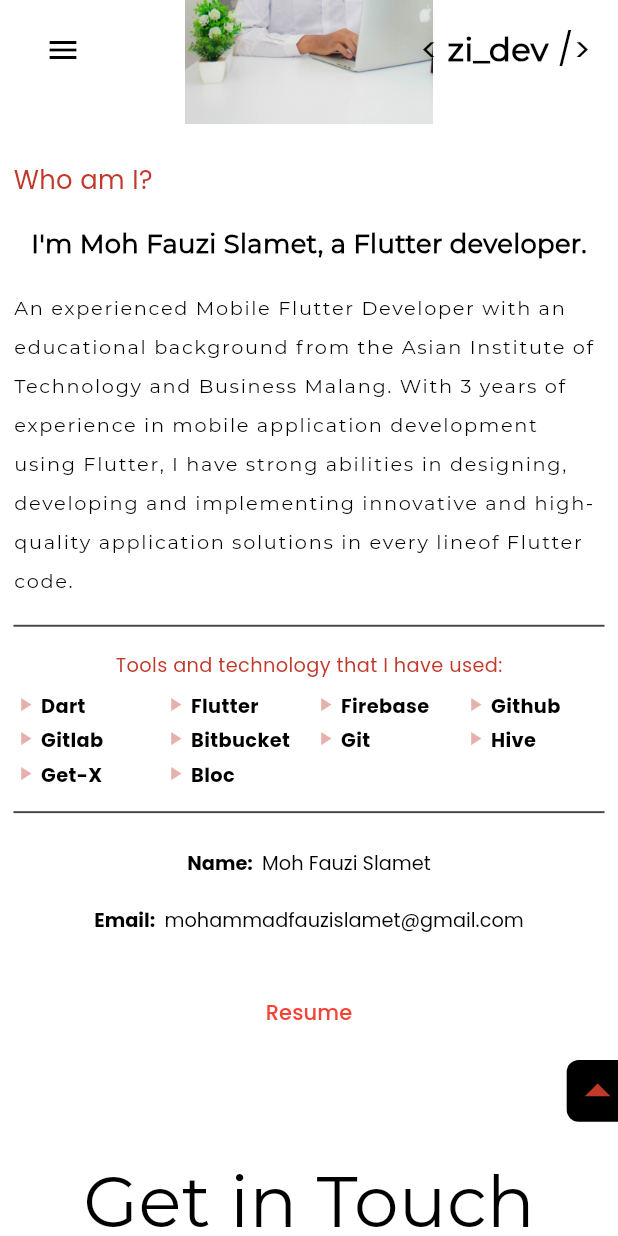
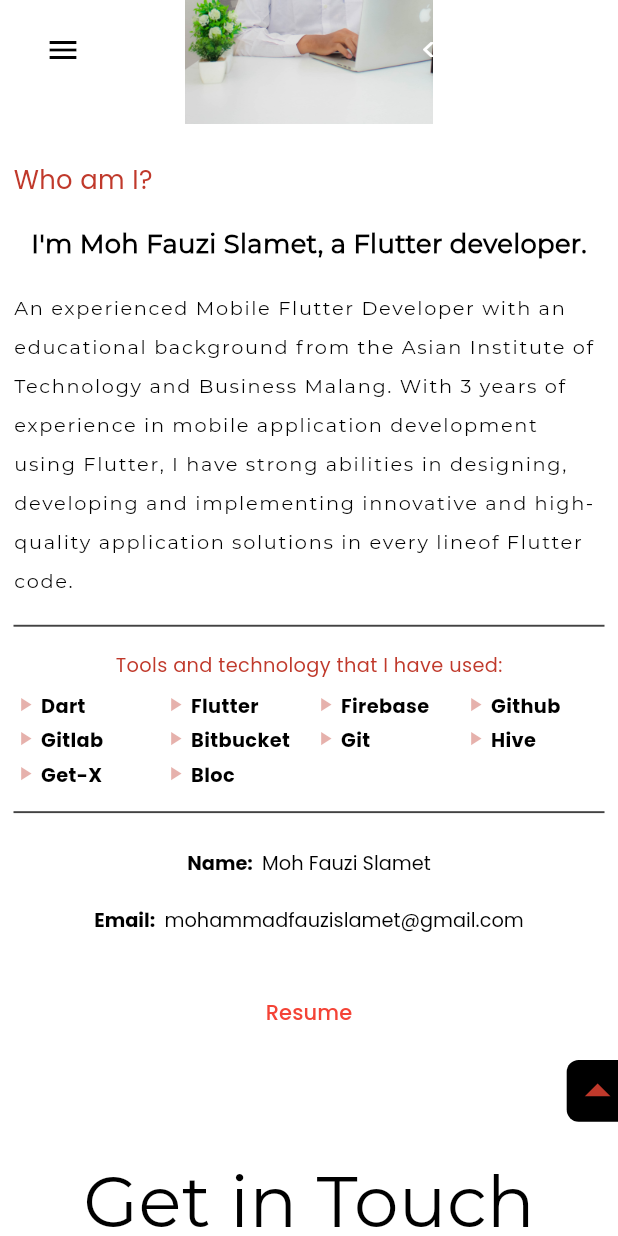
Before and after one commit to MohFauziSlamet/zi_dev_web, a Flutter app: the screen it shows after launch, scrolled down 1152 dp, on a phone screen of 412 x 824 dp. Run offline on Flutter 3.47's test engine with Material 3 defaults, Android fonts, the phone set to English and light mode, and no system bars; our stand-ins replace animated_text_kit, carousel_slider, flip_card, font_awesome_flutter, shared_preferences, url_strategy; missing offline and left inert: universal_html; network calls fail.

Commit message:
check color font di navbar , ketika darkMode

```diff
--- a/lib/sections/main_section/widgets/navbar_logo.dart
+++ b/lib/sections/main_section/widgets/navbar_logo.dart
@@ -1,27 +1,35 @@
 import 'package:flutter/material.dart';
+import 'package:provider/provider.dart';
 import 'package:zi_dev_web/configs/app_typography.dart';
+import 'package:zi_dev_web/provider/app_provider.dart';
 
 class NavBarLogo extends StatelessWidget {
   const NavBarLogo({Key? key}) : super(key: key);
 
   @override
   Widget build(BuildContext context) {
+    final appProvider = Provider.of<AppProvider>(context);
     return Row(
       mainAxisSize: MainAxisSize.min,
       children: [
         Text(
           "< ",
-          style: AppText.b1,
+          style: AppText.b1!.copyWith(
+            color: appProvider.isDark ? Colors.black : Colors.white,
+          ),
         ),
         Text(
           "zi_dev",
           style: AppText.b1b!.copyWith(
             fontFamily: 'Montserrat',
+            color: appProvider.isDark ? Colors.black : Colors.white,
           ),
         ),
         Text(
           MediaQuery.of(context).size.width >= 1000 ? " />\t\t" : " />",
-          style: AppText.b1,
+          style: AppText.b1!.copyWith(
+            color: appProvider.isDark ? Colors.black : Colors.white,
+          ),
         )
       ],
     );
```
